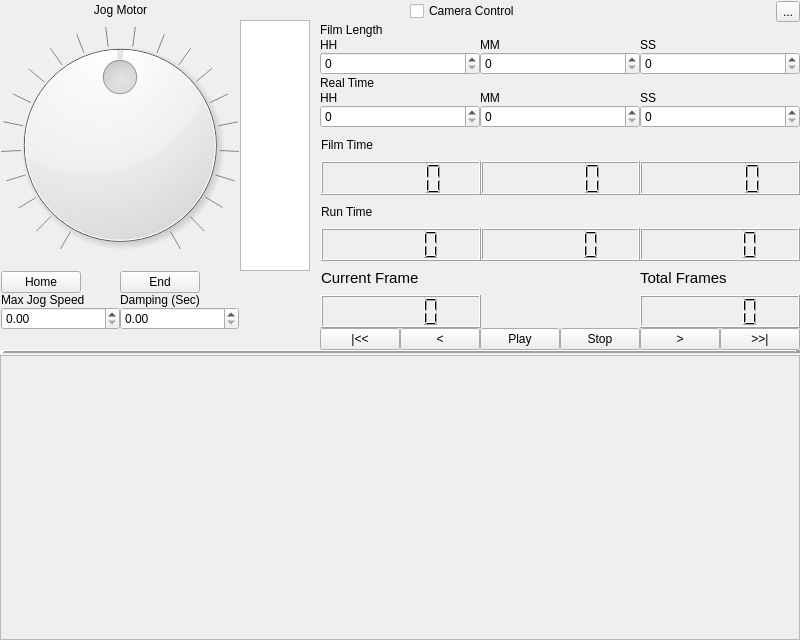
This is Graffik/gui/film/filmwindow.ui in DynamicPerception/Graffik_Legacy as Qt 5 draws it before an edit. The edited form follows.
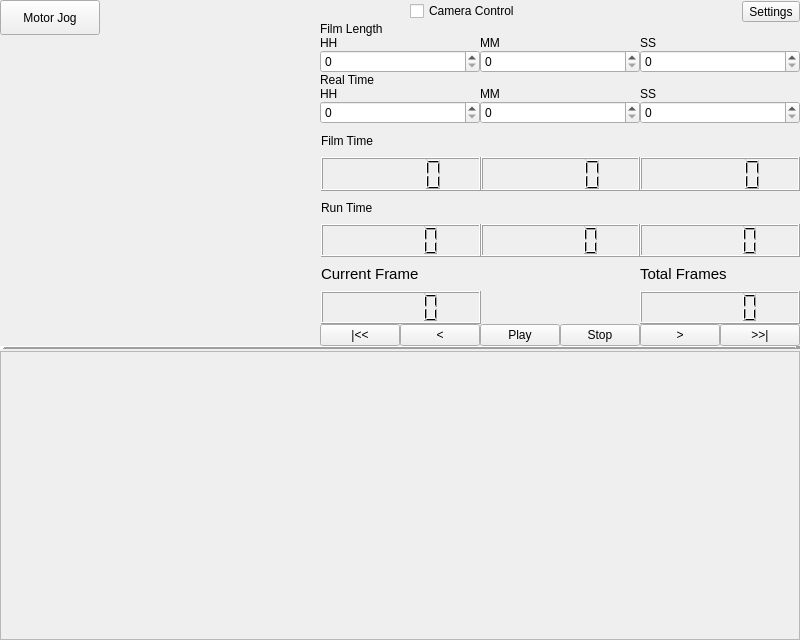
This is the edited form.

```diff
--- a/Graffik/gui/film/filmwindow.ui
+++ b/Graffik/gui/film/filmwindow.ui
@@ -34,236 +34,7 @@
    </property>
    <item row="1" column="0">
     <layout class="QGridLayout" name="gridLayout_5">
-     <item row="0" column="1" colspan="3">
-      <layout class="QGridLayout" name="jogGrid">
-       <property name="sizeConstraint">
-        <enum>QLayout::SetDefaultConstraint</enum>
-       </property>
-       <property name="leftMargin">
-        <number>1</number>
-       </property>
-       <property name="rightMargin">
-        <number>10</number>
-       </property>
-       <property name="bottomMargin">
-        <number>0</number>
-       </property>
-       <property name="spacing">
-        <number>0</number>
-       </property>
-       <item row="0" column="0" colspan="3">
-        <widget class="QLabel" name="jobLabel">
-         <property name="text">
-          <string>Jog Motor</string>
-         </property>
-         <property name="alignment">
-          <set>Qt::AlignCenter</set>
-         </property>
-        </widget>
-       </item>
-       <item row="1" column="0" rowspan="2" colspan="2">
-        <widget class="QDial" name="jogDial">
-         <property name="cursor">
-          <cursorShape>OpenHandCursor</cursorShape>
-         </property>
-         <property name="minimum">
-          <number>-210</number>
-         </property>
-         <property name="maximum">
-          <number>210</number>
-         </property>
-         <property name="value">
-          <number>0</number>
-         </property>
-         <property name="orientation">
-          <enum>Qt::Horizontal</enum>
-         </property>
-         <property name="notchTarget">
-          <double>20.000000000000000</double>
-         </property>
-         <property name="notchesVisible">
-          <bool>true</bool>
-         </property>
-        </widget>
-       </item>
-       <item row="3" column="0" colspan="2">
-        <spacer name="horizontalSpacer_2">
-         <property name="orientation">
-          <enum>Qt::Horizontal</enum>
-         </property>
-         <property name="sizeHint" stdset="0">
-          <size>
-           <width>40</width>
-           <height>1</height>
-          </size>
-         </property>
-        </spacer>
-       </item>
-       <item row="1" column="2" rowspan="2">
-        <spacer name="verticalSpacer_4">
-         <property name="orientation">
-          <enum>Qt::Vertical</enum>
-         </property>
-         <property name="sizeType">
-          <enum>QSizePolicy::MinimumExpanding</enum>
-         </property>
-         <property name="sizeHint" stdset="0">
-          <size>
-           <width>1</width>
-           <height>250</height>
-          </size>
-         </property>
-        </spacer>
-       </item>
-       <item row="4" column="0">
-        <layout class="QGridLayout" name="gridLayout_4">
-         <item row="0" column="0">
-          <widget class="QPushButton" name="jogHomeButton">
-           <property name="text">
-            <string>Home</string>
-           </property>
-          </widget>
-         </item>
-         <item row="0" column="2">
-          <widget class="QPushButton" name="jogEndButton">
-           <property name="text">
-            <string>End</string>
-           </property>
-          </widget>
-         </item>
-         <item row="2" column="0" colspan="2">
-          <widget class="QDoubleSpinBox" name="jogSpeedSpin">
-           <property name="maximum">
-            <double>200.000000000000000</double>
-           </property>
-          </widget>
-         </item>
-         <item row="2" column="2" colspan="2">
-          <widget class="QDoubleSpinBox" name="jogDampSpin"/>
-         </item>
-         <item row="1" column="0" colspan="2">
-          <widget class="QLabel" name="jogSpeedLabel">
-           <property name="text">
-            <string>Max Jog Speed</string>
-           </property>
-          </widget>
-         </item>
-         <item row="1" column="2" colspan="2">
-          <widget class="QLabel" name="jogDampLabel">
-           <property name="text">
-            <string>Damping (Sec)</string>
-           </property>
-          </widget>
-         </item>
-         <item row="0" column="3">
-          <spacer name="horizontalSpacer_3">
-           <property name="orientation">
-            <enum>Qt::Horizontal</enum>
-           </property>
-           <property name="sizeHint" stdset="0">
-            <size>
-             <width>40</width>
-             <height>20</height>
-            </size>
-           </property>
-          </spacer>
-         </item>
-         <item row="0" column="1">
-          <spacer name="horizontalSpacer_4">
-           <property name="orientation">
-            <enum>Qt::Horizontal</enum>
-           </property>
-           <property name="sizeHint" stdset="0">
-            <size>
-             <width>40</width>
-             <height>20</height>
-            </size>
-           </property>
-          </spacer>
-         </item>
-        </layout>
-       </item>
-       <item row="1" column="3" rowspan="3">
-        <widget class="QListView" name="devButtonList">
-         <property name="enabled">
-          <bool>true</bool>
-         </property>
-         <property name="sizePolicy">
-          <sizepolicy hsizetype="Expanding" vsizetype="Expanding">
-           <horstretch>72</horstretch>
-           <verstretch>100</verstretch>
-          </sizepolicy>
-         </property>
-         <property name="maximumSize">
-          <size>
-           <width>100</width>
-           <height>306</height>
-          </size>
-         </property>
-         <property name="baseSize">
-          <size>
-           <width>50</width>
-           <height>250</height>
-          </size>
-         </property>
-         <property name="frameShadow">
-          <enum>QFrame::Raised</enum>
-         </property>
-         <property name="midLineWidth">
-          <number>1</number>
-         </property>
-         <property name="autoScroll">
-          <bool>true</bool>
-         </property>
-         <property name="autoScrollMargin">
-          <number>8</number>
-         </property>
-         <property name="dragEnabled">
-          <bool>true</bool>
-         </property>
-         <property name="dragDropMode">
-          <enum>QAbstractItemView::InternalMove</enum>
-         </property>
-         <property name="defaultDropAction">
-          <enum>Qt::MoveAction</enum>
-         </property>
-         <property name="alternatingRowColors">
-          <bool>false</bool>
-         </property>
-        </widget>
-       </item>
-       <item row="0" column="3">
-        <spacer name="verticalSpacer_2">
-         <property name="orientation">
-          <enum>Qt::Vertical</enum>
-         </property>
-         <property name="sizeType">
-          <enum>QSizePolicy::Fixed</enum>
-         </property>
-         <property name="sizeHint" stdset="0">
-          <size>
-           <width>1</width>
-           <height>20</height>
-          </size>
-         </property>
-        </spacer>
-       </item>
-       <item row="5" column="0" colspan="4">
-        <spacer name="horizontalSpacer_8">
-         <property name="orientation">
-          <enum>Qt::Horizontal</enum>
-         </property>
-         <property name="sizeHint" stdset="0">
-          <size>
-           <width>40</width>
-           <height>20</height>
-          </size>
-         </property>
-        </spacer>
-       </item>
-      </layout>
-     </item>
-     <item row="6" column="1" colspan="4">
+     <item row="6" column="1" colspan="2">
       <widget class="QScrollArea" name="visualSA">
        <property name="minimumSize">
         <size>
@@ -289,7 +60,7 @@
        </widget>
       </widget>
      </item>
-     <item row="1" column="1" colspan="4">
+     <item row="1" column="1" colspan="2">
       <widget class="Line" name="line_2">
        <property name="frameShadow">
         <enum>QFrame::Raised</enum>
@@ -318,7 +89,7 @@
        </property>
       </spacer>
      </item>
-     <item row="0" column="4">
+     <item row="0" column="2">
       <layout class="QVBoxLayout" name="verticalLayout">
        <property name="leftMargin">
         <number>0</number>
@@ -367,7 +138,7 @@
          <item>
           <widget class="QToolButton" name="camSetBut">
            <property name="text">
-            <string>...</string>
+            <string>Settings</string>
            </property>
           </widget>
          </item>
@@ -601,7 +372,7 @@
        </property>
       </spacer>
      </item>
-     <item row="2" column="1" colspan="4">
+     <item row="2" column="1" colspan="2">
       <spacer name="widthHSpacer">
        <property name="orientation">
         <enum>Qt::Horizontal</enum>
@@ -617,7 +388,7 @@
        </property>
       </spacer>
      </item>
-     <item row="3" column="1" colspan="4">
+     <item row="3" column="1" colspan="2">
       <layout class="QVBoxLayout" name="tapeVLayout">
        <property name="spacing">
         <number>0</number>
@@ -637,6 +408,51 @@
        </item>
       </layout>
      </item>
+     <item row="0" column="1">
+      <layout class="QGridLayout" name="pluginPanelGridLayout">
+       <property name="spacing">
+        <number>-1</number>
+       </property>
+       <item row="0" column="0">
+        <widget class="QPushButton" name="plugJogButton">
+         <property name="minimumSize">
+          <size>
+           <width>100</width>
+           <height>35</height>
+          </size>
+         </property>
+         <property name="maximumSize">
+          <size>
+           <width>100</width>
+           <height>35</height>
+          </size>
+         </property>
+         <property name="text">
+          <string>Motor Jog</string>
+         </property>
+        </widget>
+       </item>
+       <item row="1" column="0" colspan="2">
+        <widget class="QStackedWidget" name="pluginStackedWidget">
+         <widget class="QWidget" name="page_3"/>
+         <widget class="QWidget" name="page_4"/>
+        </widget>
+       </item>
+       <item row="0" column="1">
+        <spacer name="horizontalSpacer">
+         <property name="orientation">
+          <enum>Qt::Horizontal</enum>
+         </property>
+         <property name="sizeHint" stdset="0">
+          <size>
+           <width>40</width>
+           <height>20</height>
+          </size>
+         </property>
+        </spacer>
+       </item>
+      </layout>
+     </item>
     </layout>
    </item>
   </layout>
```
